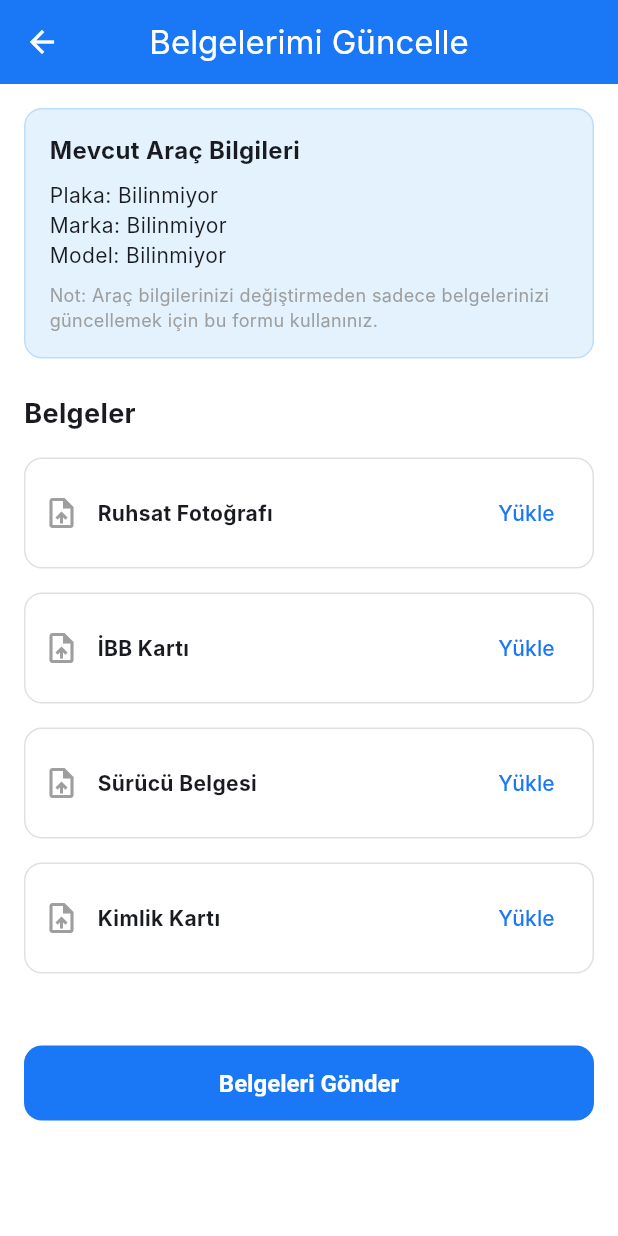
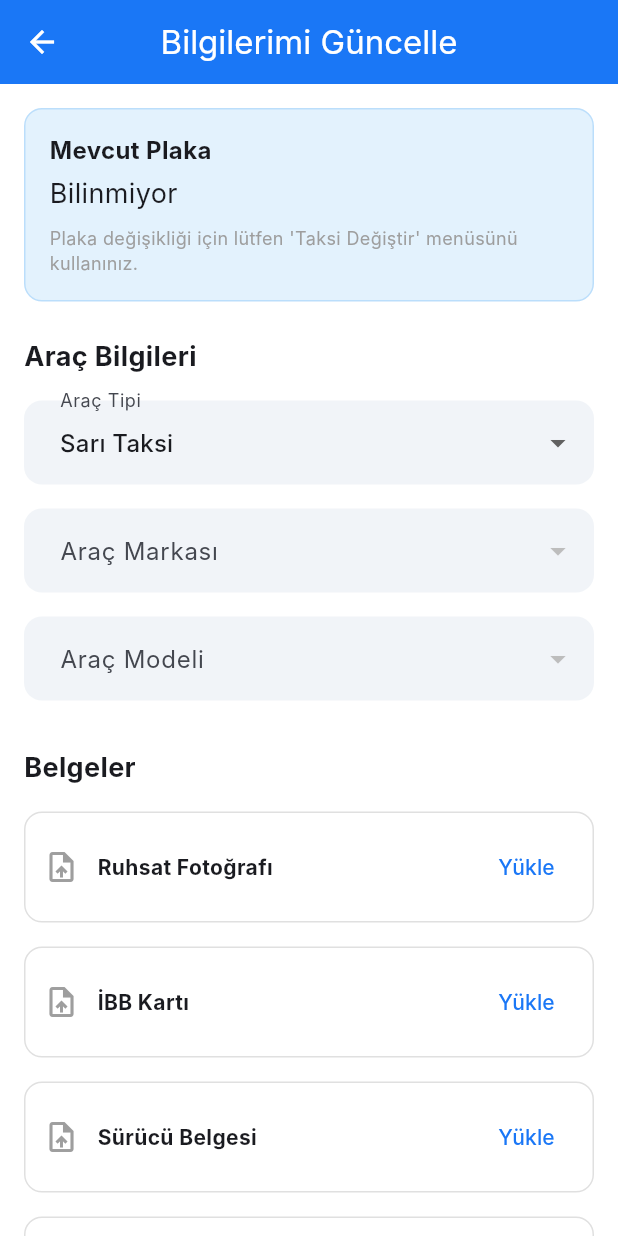
Before and after one commit to polatgngor/benimprojem, a Flutter app: the UpdateDocumentsScreen screen opened directly, after a tap on "Yükle", on a phone screen of 412 x 824 dp. Run offline on Flutter 3.47's test engine with Material 3 defaults, Android fonts, the light colour scheme and no system bars; our stand-ins replace audioplayers, dio, easy_localization, file_picker, firebase_core, firebase_messaging and 16 more; missing offline and left inert: android_intent_plus, flutter_background_service; accounts and stored records are empty; generated files the repository leaves out were written again; network calls fail; Roboto replaces fonts that are missing (Inter); project files that could hold a hidden picture were left out.

Commit message:
asdasdas
adwawdeadsads54678976543

```diff
--- a/driver_app/lib/features/profile/presentation/screens/update_documents_screen.dart
+++ b/driver_app/lib/features/profile/presentation/screens/update_documents_screen.dart
@@ -5,7 +5,7 @@ import 'package:file_picker/file_picker.dart';
 import 'package:flutter_riverpod/flutter_riverpod.dart';
 import 'package:driver_app/features/auth/data/vehicle_repository.dart';
 import 'package:driver_app/features/auth/presentation/auth_provider.dart';
-import '../../auth/presentation/widgets/otp_sheet.dart';
+import 'package:driver_app/features/auth/presentation/widgets/otp_sheet.dart';
 
 class UpdateDocumentsScreen extends ConsumerStatefulWidget {
   const UpdateDocumentsScreen({super.key});
@@ -23,6 +23,45 @@ class _UpdateDocumentsScreenState extends ConsumerState<UpdateDocumentsScreen> {
 
   bool _isLoading = false;
 
+  // Brand/Model
+  Map<String, List<String>> _vehicleData = {};
+  String? _selectedBrand;
+  String? _selectedModel;
+  String _selectedVehicleType = 'sari'; // Default
+
+  @override
+  void initState() {
+    super.initState();
+    _loadInitialData();
+  }
+
+  Future<void> _loadInitialData() async {
+    // Load Vehicle Data
+    try {
+      final data = await ref.read(vehicleRepositoryProvider).getVehicleData();
+      if (mounted) {
+        final authState = ref.read(authProvider);
+        final user = authState.value?['user'];
+
+        setState(() {
+          _vehicleData = data;
+          // Pre-fill if exists
+          if (user != null) {
+              if (data.containsKey(user['vehicle_brand'])) {
+                  _selectedBrand = user['vehicle_brand'];
+                  if (data[user['vehicle_brand']]!.contains(user['vehicle_model'])) {
+                      _selectedModel = user['vehicle_model'];
+                  }
+              }
+              _selectedVehicleType = user['vehicle_type'] ?? 'sari';
+          }
+        });
+      }
+    } catch (e) {
+      debugPrint('Error loading vehicles: $e');
+    }
+  }
+
   Future<void> _pickFile(Function(File) onPicked) async {
     final result = await FilePicker.platform.pickFiles(type: FileType.image);
     if (result != null && result.files.single.path != null) {
@@ -34,15 +73,18 @@ class _UpdateDocumentsScreenState extends ConsumerState<UpdateDocumentsScreen> {
 
   Future<void> _submitRequest() async {
     // Basic validation
-    if (_vehicleLicenseFile == null &&
-        _ibbCardFile == null &&
-        _drivingLicenseFile == null &&
-        _identityCardFile == null) {
-      ScaffoldMessenger.of(context).showSnackBar(
-        const SnackBar(content: Text('Lütfen en az bir belge yükleyin.')),
+    // Require Brand/Model selection if we are showing them
+    if (_selectedBrand == null || _selectedModel == null) {
+       ScaffoldMessenger.of(context).showSnackBar(
+        const SnackBar(content: Text('Lütfen araç marka ve modelini seçiniz.')),
       );
       return;
     }
+
+    // At least one file?? Or is it optional if just updating vehicle info?
+    // Let's keep it lenient: if files are null, they won't be updated.
+    // But since this is "Update Documents", maybe files are the focus?
+    // User requested "vehicle update" here too. Let's allow files to be null if vehicle info is changed.
 
     // Get Phone Number
     final authState = ref.read(authProvider);
@@ -84,8 +126,12 @@ class _UpdateDocumentsScreenState extends ConsumerState<UpdateDocumentsScreen> {
       // We pass request_type = 'update_info'
       await repo.requestVehicleChange(
         requestType: 'update_info',
-        otpCode: otpCode, // Send Verified Code
-        // plate, brand, model, vehicleType are null for this request type
+        otpCode: otpCode,
+        // Pass selected dropdown values
+        brand: _selectedBrand!,
+        model: _selectedModel!,
+        vehicleType: _selectedVehicleType,
+
         vehicleLicense: _vehicleLicenseFile,
         ibbCard: _ibbCardFile,
         drivingLicense: _drivingLicenseFile,
@@ -94,9 +140,14 @@ class _UpdateDocumentsScreenState extends ConsumerState<UpdateDocumentsScreen> {
 
       if (mounted) {
         ScaffoldMessenger.of(context).showSnackBar(
-          const SnackBar(content: Text('Belge güncelleme talebiniz başarıyla gönderildi.')),
+          const SnackBar(content: Text('Güncelleme talebiniz başarıyla gönderildi. Onay bekleniyor.')),
         );
-        Navigator.pop(context); // Return to Dashboard
+        // Force refresh of auth state to catch 'pending' status
+        await ref.read(authProvider.notifier).build();
+
+        if (mounted) {
+           Navigator.pop(context); // Return
+        }
       }
     } catch (e) {
       if (mounted) {
@@ -115,17 +166,15 @@ class _UpdateDocumentsScreenState extends ConsumerState<UpdateDocumentsScreen> {
 
   @override
   Widget build(BuildContext context) {
+    // ... (Existing variables)
     final authState = ref.watch(authProvider);
     final user = authState.value?['user'];
 
-    // Safety check just in case, though likely user is logged in
     final currentPlate = user?['vehicle_plate'] ?? 'Bilinmiyor';
-    final currentBrand = user?['vehicle_brand'] ?? 'Bilinmiyor';
-    final currentModel = user?['vehicle_model'] ?? 'Bilinmiyor';
 
     return Scaffold(
       appBar: AppBar(
-        title: const Text('Belgelerimi Güncelle'),
+        title: const Text('Bilgilerimi Güncelle'), // Renamed
         backgroundColor: const Color(0xFF1A77F6),
         foregroundColor: Colors.white,
       ),
@@ -147,22 +196,73 @@ class _UpdateDocumentsScreenState extends ConsumerState<UpdateDocumentsScreen> {
                 crossAxisAlignment: CrossAxisAlignment.start,
                 children: [
                   const Text(
-                    "Mevcut Araç Bilgileri",
+                    "Mevcut Plaka",
                     style: TextStyle(fontWeight: FontWeight.bold, fontSize: 16),
                   ),
-                  const SizedBox(height: 8),
-                  Text("Plaka: $currentPlate"),
-                  Text("Marka: $currentBrand"),
-                  Text("Model: $currentModel"),
+                  const SizedBox(height: 4),
+                  Text(currentPlate, style: const TextStyle(fontSize: 18)),
                   const SizedBox(height: 8),
                   const Text(
-                    "Not: Araç bilgilerinizi değiştirmeden sadece belgelerinizi güncellemek için bu formu kullanınız.",
+                    "Plaka değişikliği için lütfen 'Taksi Değiştir' menüsünü kullanınız.",
                     style: TextStyle(fontSize: 12, color: Colors.grey),
                   ),
                 ],
               ),
             ),
             const SizedBox(height: 24),
+
+            const Text('Araç Bilgileri', style: TextStyle(fontSize: 18, fontWeight: FontWeight.bold)),
+            const SizedBox(height: 16),
+
+             // Vehicle Type Dropdown
+            DropdownButtonFormField<String>(
+              value: _selectedVehicleType,
+              decoration: InputDecoration(
+                labelText: 'Araç Tipi',
+                border: OutlineInputBorder(borderRadius: BorderRadius.circular(12)),
+              ),
+              items: [
+                DropdownMenuItem(value: 'sari', child: Text('Sarı Taksi')),
+                DropdownMenuItem(value: 'turkuaz', child: Text('Turkuaz Taksi')),
+                DropdownMenuItem(value: 'vip', child: Text('Siyah Taksi (VIP)')),
+                DropdownMenuItem(value: '8+1', child: Text('8+1 Taksi')),
+              ],
+              onChanged: (v) => setState(() => _selectedVehicleType = v!),
+            ),
+            const SizedBox(height: 16),
+
+             // Brand Dropdown
+            DropdownButtonFormField<String>(
+              value: _selectedBrand,
+              decoration: InputDecoration(
+                labelText: 'Araç Markası',
+                border: OutlineInputBorder(borderRadius: BorderRadius.circular(12)),
+              ),
+              items: _vehicleData.keys.map((brand) {
+                return DropdownMenuItem(value: brand, child: Text(brand));
+              }).toList(),
+              onChanged: (val) => setState(() { _selectedBrand = val; _selectedModel = null; }),
+               validator: (v) => v == null ? 'Lütfen marka seçiniz' : null,
+            ),
+            const SizedBox(height: 16),
+
+            // Model Dropdown
+            DropdownButtonFormField<String>(
+              value: _selectedModel,
+              decoration: InputDecoration(
+                labelText: 'Araç Modeli',
+                 border: OutlineInputBorder(borderRadius: BorderRadius.circular(12)),
+              ),
+              items: (_selectedBrand != null && _vehicleData.containsKey(_selectedBrand))
+                  ? _vehicleData[_selectedBrand]!.map((model) {
+                      return DropdownMenuItem(value: model, child: Text(model));
+                    }).toList()
+                  : [],
+              onChanged: (val) => setState(() => _selectedModel = val),
+              validator: (v) => v == null ? 'Lütfen model seçiniz' : null,
+            ),
+
+            const SizedBox(height: 32),
 
             const Text(
               'Belgeler',
@@ -207,7 +307,7 @@ class _UpdateDocumentsScreenState extends ConsumerState<UpdateDocumentsScreen> {
                 child: _isLoading
                     ? const CircularProgressIndicator(color: Colors.white)
                     : const Text(
-                        'Belgeleri Gönder',
+                        'Onaya Gönder',
                         style: TextStyle(fontSize: 16, fontWeight: FontWeight.bold),
                       ),
               ),
```
Also changed, not shown: driver_app/lib/features/profile/presentation/screens/change_taxi_screen.dart (+9 -3 lines), 1 other file.
